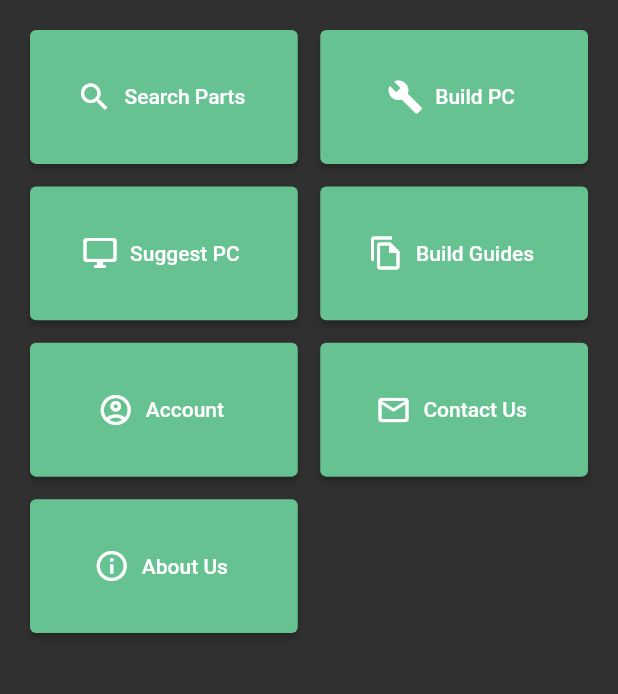
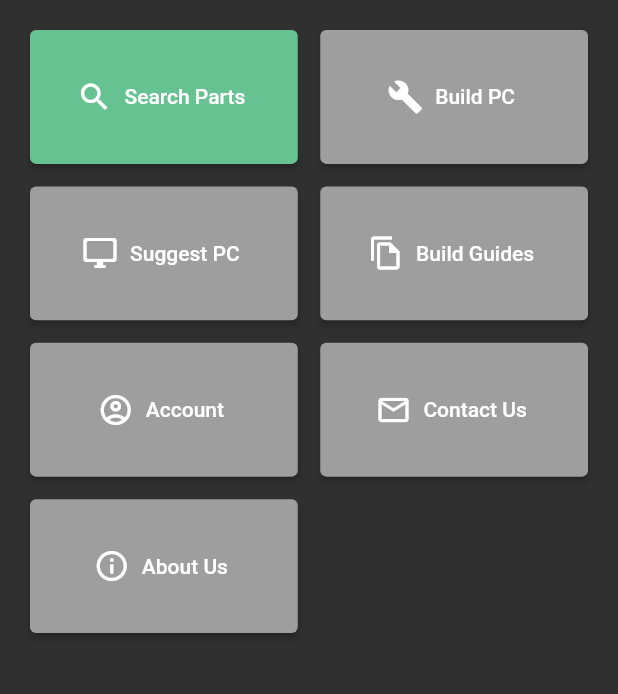
Before and after one commit to gcisneros310/QuickPC, a Flutter app: the screen it shows once a user with an empty profile is signed in, on a phone screen of 412 x 824 dp, the part 84-778 px from its top. Run offline on Flutter 3.47's test engine with Material 2 defaults, Android fonts, the phone set to English and light mode, and no system bars; our stand-ins replace cloud_firestore, firebase_auth, flutter_spinkit, google_fonts; accounts and stored records are empty.

Commit message:
page directories

```diff
--- a/lib/models/cpu.dart
+++ b/lib/models/cpu.dart
@@ -3,7 +3,9 @@ class CPU {
   final String name;
   final double price;
   final double coreClock;
+  final Map features;
 
 
-  CPU({this.name, this.price, this.coreClock});
+
+  CPU({this.name, this.price, this.coreClock, this.features});
 }
--- a/lib/pages/home/home.dart
+++ b/lib/pages/home/home.dart
@@ -10,6 +10,7 @@ class _HomeState extends State<Home> {
 
 
   final Color logoColor = Color(0xff66c290);
+  final Color greyout = Colors.grey;
   final AuthService _auth = AuthService();
 
   @override
@@ -62,72 +63,72 @@ class _HomeState extends State<Home> {
           //BUILD PC
           ElevatedButton.icon(
             onPressed: (){
-              Navigator.pushNamed(context, '/pick_search');
+              //Navigator.pushNamed(context, '/pick_search');
             },
             icon: Icon(Icons.build),
             label: Text('Build PC'),
             style: ElevatedButton.styleFrom(
-                primary: logoColor
+                primary: greyout
             )
           ),
 
           //Suggest PC
           ElevatedButton.icon(
             onPressed: (){
-              Navigator.pushNamed(context, '/pick_search');
+              //Navigator.pushNamed(context, '/pick_search');
             },
             icon: Icon(Icons.desktop_windows_rounded),
             label: Text('Suggest PC'),
             style: ElevatedButton.styleFrom(
-                primary: logoColor
+                primary: greyout
             )
           ),
 
           //BUILD GUIDES
           ElevatedButton.icon(
             onPressed: (){
-              Navigator.pushNamed(context, '/pick_search');
+              //Navigator.pushNamed(context, '/pick_search');
             },
             icon: Icon(Icons.file_copy_outlined),
             label: Text('Build Guides'),
             style: ElevatedButton.styleFrom(
-                primary: logoColor
+                primary: greyout
             )
           ),
 
           //Account
           ElevatedButton.icon(
             onPressed: (){
-              Navigator.pushNamed(context, '/pick_search');
+             // Navigator.pushNamed(context, '/pick_search');
             },
             icon: Icon(Icons.account_circle_outlined),
             label: Text('Account'),
             style: ElevatedButton.styleFrom(
-                primary: logoColor
+                primary: greyout
             )
           ),
 
           //CONTACT US
           ElevatedButton.icon(
             onPressed: (){
-              Navigator.pushNamed(context, '/pick_search');
+             // Navigator.pushNamed(context, '/pick_search');
             },
             icon: Icon(Icons.email_outlined),
             label: Text('Contact Us'),
             style: ElevatedButton.styleFrom(
-                primary: logoColor
+                primary: greyout
             )
           ),
 
           //ABOUT US
           ElevatedButton.icon(
             onPressed: (){
-              Navigator.pushNamed(context, '/pick_search');
+             // Navigator.pushNamed(context, '/pick_search');
             },
             icon: Icon(Icons.info_outline),
             label: Text('About Us'),
             style: ElevatedButton.styleFrom(
-                primary: logoColor
+                primary: greyout
             )
           ),
         ]
--- a/lib/services/database.dart
+++ b/lib/services/database.dart
@@ -10,7 +10,8 @@ class DatabaseService{
       return CPU(
         name: doc.data['name'] ?? '',
         price: doc.data['price'] ?? 0,
-        coreClock: doc.data['coreClock'] ?? 0
+        coreClock: doc.data['coreClock'] ?? 0,
+        features: doc.data
       );
     }).toList();
   }
```
Also changed, not shown: lib/pages/part_info/part_info.dart (+4 -9 lines).
